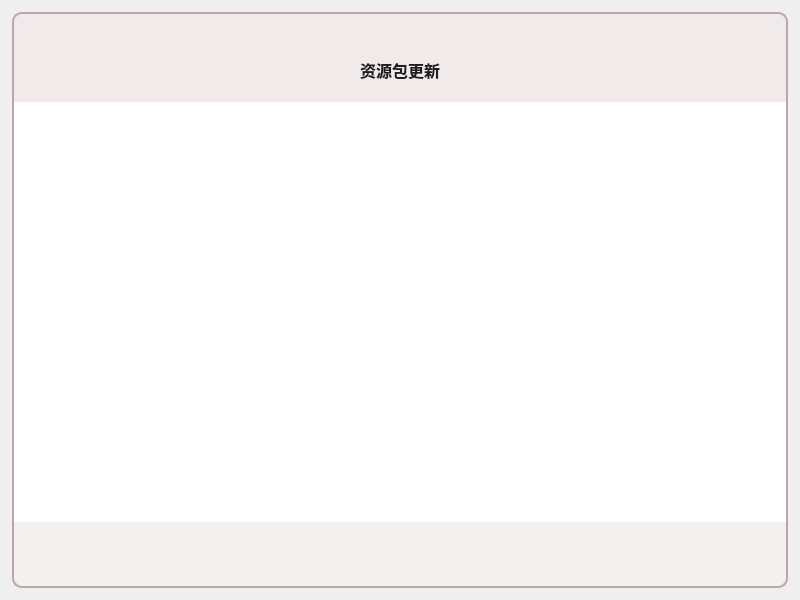
This is src/DyberPetUpdater/updater.ui in Marcus-P-114514/DyberPetUtil as Qt 5 draws it before an edit. The edited form follows.
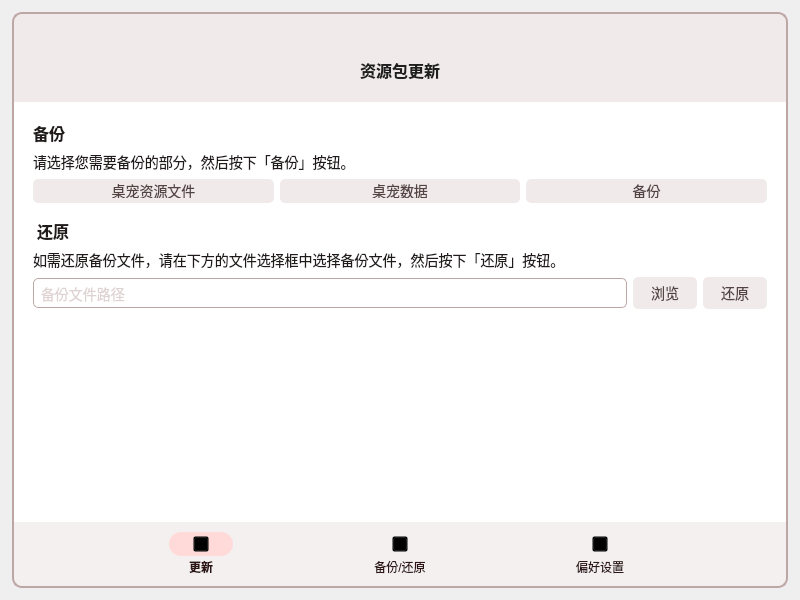
This is the edited form. The open tabs and pages were chosen to show the change. Icons and pictures are not drawn.

Commit message: 完成：更新器UI

Patch:
```diff
--- a/src/DyberPetUpdater/updater.ui
+++ b/src/DyberPetUpdater/updater.ui
@@ -33,6 +33,7 @@
        <string notr="true">#shadeContainer{
 	border: 2px solid rgb(189,167,165);
 	border-radius: 10px;
+	background: rgb(241,234,235);
 }</string>
       </property>
       <property name="frameShape">
@@ -360,6 +361,608 @@
          <property name="frameShadow">
           <enum>QFrame::Raised</enum>
          </property>
+         <layout class="QGridLayout" name="gridLayout_2">
+          <item row="0" column="0">
+           <widget class="QStackedWidget" name="appFrame">
+            <property name="minimumSize">
+             <size>
+              <width>0</width>
+              <height>0</height>
+             </size>
+            </property>
+            <property name="styleSheet">
+             <string notr="true">#appFrame{
+	background: #fff;
+	border: 1px solid #fff;
+}</string>
+            </property>
+            <property name="currentIndex">
+             <number>0</number>
+            </property>
+            <widget class="QWidget" name="updaterPage">
+             <layout class="QVBoxLayout" name="verticalLayout_5">
+              <item>
+               <layout class="QHBoxLayout" name="horizontalLayout_7">
+                <item>
+                 <widget class="QLabel" name="resPackLocationDesc">
+                  <property name="styleSheet">
+                   <string notr="true">#resPackLocationDesc{
+	background: transparent;
+	border: 0px solid #fff;
+	color: #211a1a;
+	font-size: 14px;
+}</string>
+                  </property>
+                  <property name="text">
+                   <string>更新包位置：</string>
+                  </property>
+                 </widget>
+                </item>
+                <item>
+                 <widget class="QLineEdit" name="resourcePackEdit">
+                  <property name="styleSheet">
+                   <string notr="true">QLineEdit{
+	font-size: 14px;
+	border: 1px solid rgb(189,167,165);
+	color: rgb(189,167,165);
+	border-radius: 5px;
+	padding: 5px;
+}</string>
+                  </property>
+                 </widget>
+                </item>
+                <item>
+                 <widget class="QPushButton" name="browseResPack">
+                  <property name="sizePolicy">
+                   <sizepolicy hsizetype="Minimum" vsizetype="Preferred">
+                    <horstretch>0</horstretch>
+                    <verstretch>0</verstretch>
+                   </sizepolicy>
+                  </property>
+                  <property name="minimumSize">
+                   <size>
+                    <width>64</width>
+                    <height>0</height>
+                   </size>
+                  </property>
+                  <property name="maximumSize">
+                   <size>
+                    <width>64</width>
+                    <height>16777215</height>
+                   </size>
+                  </property>
+                  <property name="styleSheet">
+                   <string notr="true">QPushButton{
+	background: rgb(241,234,235);
+	border: 0px solid rgb(241,234,235);
+	border-radius: 5px;
+	color: #534343;
+	font-size: 14px;
+	padding: 5px;
+}
+
+QPushButton:Hover{
+	font-weight: bold;
+	background: rgb(231,226,226);
+	color: #211a1a;
+}
+
+QPushButton:Pressed{
+	font-weight: bold;
+	background: #ffdad9;
+	color: #2d1516;
+}</string>
+                  </property>
+                  <property name="text">
+                   <string>浏览</string>
+                  </property>
+                 </widget>
+                </item>
+               </layout>
+              </item>
+              <item>
+               <spacer name="updaterSpacerV">
+                <property name="orientation">
+                 <enum>Qt::Vertical</enum>
+                </property>
+                <property name="sizeHint" stdset="0">
+                 <size>
+                  <width>20</width>
+                  <height>292</height>
+                 </size>
+                </property>
+               </spacer>
+              </item>
+              <item>
+               <widget class="QPushButton" name="executeUpdate">
+                <property name="minimumSize">
+                 <size>
+                  <width>0</width>
+                  <height>0</height>
+                 </size>
+                </property>
+                <property name="maximumSize">
+                 <size>
+                  <width>16777215</width>
+                  <height>16777215</height>
+                 </size>
+                </property>
+                <property name="styleSheet">
+                 <string notr="true">QPushButton{
+	background: rgb(241,234,235);
+	border: 0px solid rgb(241,234,235);
+	border-radius: 5px;
+	color: #534343;
+	font-size: 14px;
+	padding: 5px;
+}
+
+QPushButton:Hover{
+	font-weight: bold;
+	background: rgb(231,226,226);
+	color: #211a1a;
+}
+
+QPushButton:Pressed{
+	font-weight: bold;
+	background: #ffdad9;
+	color: #2d1516;
+}</string>
+                </property>
+                <property name="text">
+                 <string>更新</string>
+                </property>
+               </widget>
+              </item>
+             </layout>
+            </widget>
+            <widget class="QWidget" name="backupPage">
+             <layout class="QVBoxLayout" name="verticalLayout_6">
+              <item>
+               <widget class="QLabel" name="backupTitle">
+                <property name="styleSheet">
+                 <string notr="true">#backupTitle{
+	font-size: 16px;
+	font-weight: bold;
+	color: #211a1a;
+}</string>
+                </property>
+                <property name="text">
+                 <string>备份</string>
+                </property>
+               </widget>
+              </item>
+              <item>
+               <widget class="QLabel" name="backupGuide">
+                <property name="styleSheet">
+                 <string notr="true">#backupGuide{
+	font-size: 14px;
+	color: #211a1a
+}</string>
+                </property>
+                <property name="text">
+                 <string>请选择您需要备份的部分，然后按下「备份」按钮。</string>
+                </property>
+               </widget>
+              </item>
+              <item>
+               <layout class="QHBoxLayout" name="horizontalLayout_8">
+                <item>
+                 <widget class="QPushButton" name="backupRes">
+                  <property name="minimumSize">
+                   <size>
+                    <width>0</width>
+                    <height>24</height>
+                   </size>
+                  </property>
+                  <property name="maximumSize">
+                   <size>
+                    <width>16777215</width>
+                    <height>24</height>
+                   </size>
+                  </property>
+                  <property name="styleSheet">
+                   <string notr="true">QPushButton{
+	background: rgb(241,234,235);
+	border: 0px solid rgb(241,234,235);
+	border-radius: 5px;
+	color: #534343;
+	font-size: 14px;
+	padding: 5px;
+}
+
+QPushButton:Hover{
+	font-weight: bold;
+	background: rgb(231,226,226);
+	color: #211a1a;
+}
+
+QPushButton:Pressed{
+	font-weight: bold;
+	background: #ffdad9;
+	color: #2d1516;
+}
+
+QPushButton:Checked{
+	font-weight: bold;
+	background: #ffdad9;
+	color: #2d1516;
+}</string>
+                  </property>
+                  <property name="text">
+                   <string>桌宠资源文件</string>
+                  </property>
+                  <property name="checkable">
+                   <bool>true</bool>
+                  </property>
+                 </widget>
+                </item>
+                <item>
+                 <widget class="QPushButton" name="backupData">
+                  <property name="minimumSize">
+                   <size>
+                    <width>0</width>
+                    <height>24</height>
+                   </size>
+                  </property>
+                  <property name="maximumSize">
+                   <size>
+                    <width>16777215</width>
+                    <height>24</height>
+                   </size>
+                  </property>
+                  <property name="styleSheet">
+                   <string notr="true">QPushButton{
+	background: rgb(241,234,235);
+	border: 0px solid rgb(241,234,235);
+	border-radius: 5px;
+	color: #534343;
+	font-size: 14px;
+	padding: 5px;
+}
+
+QPushButton:Hover{
+	font-weight: bold;
+	background: rgb(231,226,226);
+	color: #211a1a;
+}
+
+QPushButton:Pressed{
+	font-weight: bold;
+	background: #ffdad9;
+	color: #2d1516;
+}
+
+QPushButton:Checked{
+	font-weight: bold;
+	background: #ffdad9;
+	color: #2d1516;
+}</string>
+                  </property>
+                  <property name="text">
+                   <string>桌宠数据</string>
+                  </property>
+                  <property name="checkable">
+                   <bool>true</bool>
+                  </property>
+                 </widget>
+                </item>
+                <item>
+                 <widget class="QPushButton" name="backupStart">
+                  <property name="minimumSize">
+                   <size>
+                    <width>0</width>
+                    <height>24</height>
+                   </size>
+                  </property>
+                  <property name="maximumSize">
+                   <size>
+                    <width>16777215</width>
+                    <height>24</height>
+                   </size>
+                  </property>
+                  <property name="styleSheet">
+                   <string notr="true">QPushButton{
+	background: rgb(241,234,235);
+	border: 0px solid rgb(241,234,235);
+	border-radius: 5px;
+	color: #534343;
+	font-size: 14px;
+	padding: 5px;
+}
+
+QPushButton:Hover{
+	font-weight: bold;
+	background: rgb(231,226,226);
+	color: #211a1a;
+}
+
+QPushButton:Pressed{
+	font-weight: bold;
+	background: #ffdad9;
+	color: #2d1516;
+}
+
+QPushButton:Checked{
+	font-weight: bold;
+	background: #ffdad9;
+	color: #2d1516;
+}</string>
+                  </property>
+                  <property name="text">
+                   <string>备份</string>
+                  </property>
+                 </widget>
+                </item>
+               </layout>
+              </item>
+              <item>
+               <widget class="QLabel" name="restoreTitle">
+                <property name="styleSheet">
+                 <string notr="true">#restoreTitle{
+	font-size: 16px;
+	font-weight: bold;
+	color: #211a1a;
+	padding-top: 10px;
+}</string>
+                </property>
+                <property name="text">
+                 <string>还原</string>
+                </property>
+               </widget>
+              </item>
+              <item>
+               <widget class="QLabel" name="restoreGuide">
+                <property name="styleSheet">
+                 <string notr="true">#restoreGuide{
+	font-size: 14px;
+	color: #211a1a
+}</string>
+                </property>
+                <property name="text">
+                 <string>如需还原备份文件，请在下方的文件选择框中选择备份文件，然后按下「还原」按钮。</string>
+                </property>
+               </widget>
+              </item>
+              <item>
+               <layout class="QHBoxLayout" name="horizontalLayout_9">
+                <item>
+                 <widget class="QLineEdit" name="backupLocationEdit">
+                  <property name="styleSheet">
+                   <string notr="true">QLineEdit{
+	font-size: 14px;
+	border: 1px solid rgb(189,167,165);
+	color: rgb(189,167,165);
+	border-radius: 5px;
+	padding: 5px;
+}</string>
+                  </property>
+                  <property name="placeholderText">
+                   <string>备份文件路径</string>
+                  </property>
+                 </widget>
+                </item>
+                <item>
+                 <widget class="QPushButton" name="browseBackup">
+                  <property name="sizePolicy">
+                   <sizepolicy hsizetype="Minimum" vsizetype="Preferred">
+                    <horstretch>0</horstretch>
+                    <verstretch>0</verstretch>
+                   </sizepolicy>
+                  </property>
+                  <property name="minimumSize">
+                   <size>
+                    <width>64</width>
+                    <height>0</height>
+                   </size>
+                  </property>
+                  <property name="maximumSize">
+                   <size>
+                    <width>64</width>
+                    <height>16777215</height>
+                   </size>
+                  </property>
+                  <property name="styleSheet">
+                   <string notr="true">QPushButton{
+	background: rgb(241,234,235);
+	border: 0px solid rgb(241,234,235);
+	border-radius: 5px;
+	color: #534343;
+	font-size: 14px;
+	padding: 5px;
+}
+
+QPushButton:Hover{
+	font-weight: bold;
+	background: rgb(231,226,226);
+	color: #211a1a;
+}
+
+QPushButton:Pressed{
+	font-weight: bold;
+	background: #ffdad9;
+	color: #2d1516;
+}
+
+QPushButton:Checked{
+	font-weight: bold;
+	background: #ffdad9;
+	color: #2d1516;
+}</string>
+                  </property>
+                  <property name="text">
+                   <string>浏览</string>
+                  </property>
+                 </widget>
+                </item>
+                <item>
+                 <widget class="QPushButton" name="executeRestore">
+                  <property name="sizePolicy">
+                   <sizepolicy hsizetype="Minimum" vsizetype="Preferred">
+                    <horstretch>0</horstretch>
+                    <verstretch>0</verstretch>
+                   </sizepolicy>
+                  </property>
+                  <property name="minimumSize">
+                   <size>
+                    <width>64</width>
+                    <height>0</height>
+                   </size>
+                  </property>
+                  <property name="maximumSize">
+                   <size>
+                    <width>64</width>
+                    <height>16777215</height>
+                   </size>
+                  </property>
+                  <property name="styleSheet">
+                   <string notr="true">QPushButton{
+	background: rgb(241,234,235);
+	border: 0px solid rgb(241,234,235);
+	border-radius: 5px;
+	color: #534343;
+	font-size: 14px;
+	padding: 5px;
+}
+
+QPushButton:Hover{
+	font-weight: bold;
+	background: rgb(231,226,226);
+	color: #211a1a;
+}
+
+QPushButton:Pressed{
+	font-weight: bold;
+	background: #ffdad9;
+	color: #2d1516;
+}
+
+QPushButton:Checked{
+	font-weight: bold;
+	background: #ffdad9;
+	color: #2d1516;
+}</string>
+                  </property>
+                  <property name="text">
+                   <string>还原</string>
+                  </property>
+                 </widget>
+                </item>
+               </layout>
+              </item>
+              <item>
+               <spacer name="backupSpacerV">
+                <property name="orientation">
+                 <enum>Qt::Vertical</enum>
+                </property>
+                <property name="sizeHint" stdset="0">
+                 <size>
+                  <width>20</width>
+                  <height>196</height>
+                 </size>
+                </property>
+               </spacer>
+              </item>
+             </layout>
+            </widget>
+            <widget class="QWidget" name="settingsPage">
+             <widget class="QWidget" name="layoutWidget">
+              <property name="geometry">
+               <rect>
+                <x>10</x>
+                <y>30</y>
+                <width>731</width>
+                <height>30</height>
+               </rect>
+              </property>
+              <layout class="QHBoxLayout" name="horizontalLayout_10">
+               <item>
+                <widget class="QLabel" name="dyberPetLocationDesc">
+                 <property name="styleSheet">
+                  <string notr="true">#dyberPetLocationDesc{
+	background: transparent;
+	border: 0px solid #fff;
+	color: #211a1a;
+	font-size: 14px;
+}</string>
+                 </property>
+                 <property name="text">
+                  <string>桌宠路径：</string>
+                 </property>
+                </widget>
+               </item>
+               <item>
+                <widget class="QLineEdit" name="appPathEdit">
+                 <property name="styleSheet">
+                  <string notr="true">QLineEdit{
+	font-size: 14px;
+	border: 1px solid rgb(189,167,165);
+	color: rgb(189,167,165);
+	border-radius: 5px;
+	padding: 5px;
+}</string>
+                 </property>
+                </widget>
+               </item>
+               <item>
+                <widget class="QPushButton" name="browseAppPath">
+                 <property name="sizePolicy">
+                  <sizepolicy hsizetype="Fixed" vsizetype="Preferred">
+                   <horstretch>0</horstretch>
+                   <verstretch>0</verstretch>
+                  </sizepolicy>
+                 </property>
+                 <property name="minimumSize">
+                  <size>
+                   <width>64</width>
+                   <height>0</height>
+                  </size>
+                 </property>
+                 <property name="maximumSize">
+                  <size>
+                   <width>64</width>
+                   <height>16777215</height>
+                  </size>
+                 </property>
+                 <property name="styleSheet">
+                  <string notr="true">QPushButton{
+	background: rgb(241,234,235);
+	border: 0px solid rgb(241,234,235);
+	border-radius: 5px;
+	color: #534343;
+	font-size: 14px;
+	padding: 5px;
+}
+
+QPushButton:Hover{
+	font-weight: bold;
+	background: rgb(231,226,226);
+	color: #211a1a;
+}
+
+QPushButton:Pressed{
+	font-weight: bold;
+	background: #ffdad9;
+	color: #2d1516;
+}
+
+QPushButton:Checked{
+	font-weight: bold;
+	background: #ffdad9;
+	color: #2d1516;
+}</string>
+                 </property>
+                 <property name="text">
+                  <string>浏览</string>
+                 </property>
+                </widget>
+               </item>
+              </layout>
+             </widget>
+            </widget>
+           </widget>
+          </item>
+         </layout>
         </widget>
        </item>
        <item>
@@ -392,6 +995,442 @@
          <property name="frameShadow">
           <enum>QFrame::Raised</enum>
          </property>
+         <layout class="QHBoxLayout" name="horizontalLayout_6">
+          <property name="spacing">
+           <number>6</number>
+          </property>
+          <property name="leftMargin">
+           <number>24</number>
+          </property>
+          <property name="topMargin">
+           <number>9</number>
+          </property>
+          <property name="rightMargin">
+           <number>24</number>
+          </property>
+          <property name="bottomMargin">
+           <number>9</number>
+          </property>
+          <item>
+           <spacer name="navBarSpacer1">
+            <property name="orientation">
+             <enum>Qt::Horizontal</enum>
+            </property>
+            <property name="sizeHint" stdset="0">
+             <size>
+              <width>119</width>
+              <height>20</height>
+             </size>
+            </property>
+           </spacer>
+          </item>
+          <item>
+           <layout class="QVBoxLayout" name="verticalLayout_2">
+            <item>
+             <widget class="QFrame" name="updaterNavbarContainer">
+              <property name="minimumSize">
+               <size>
+                <width>64</width>
+                <height>24</height>
+               </size>
+              </property>
+              <property name="maximumSize">
+               <size>
+                <width>64</width>
+                <height>24</height>
+               </size>
+              </property>
+              <property name="styleSheet">
+               <string notr="true">#updaterNavbarContainer{
+	background: #ffdad9;
+	border: 0px solid #ffdad9;
+	border-radius: 12px;
+}</string>
+              </property>
+              <property name="frameShape">
+               <enum>QFrame::StyledPanel</enum>
+              </property>
+              <property name="frameShadow">
+               <enum>QFrame::Raised</enum>
+              </property>
+              <layout class="QHBoxLayout" name="horizontalLayout_3">
+               <property name="spacing">
+                <number>0</number>
+               </property>
+               <property name="leftMargin">
+                <number>0</number>
+               </property>
+               <property name="topMargin">
+                <number>0</number>
+               </property>
+               <property name="rightMargin">
+                <number>0</number>
+               </property>
+               <property name="bottomMargin">
+                <number>0</number>
+               </property>
+               <item>
+                <spacer name="updaterNavbarSpacerL">
+                 <property name="orientation">
+                  <enum>Qt::Horizontal</enum>
+                 </property>
+                 <property name="sizeType">
+                  <enum>QSizePolicy::Fixed</enum>
+                 </property>
+                 <property name="sizeHint" stdset="0">
+                  <size>
+                   <width>21</width>
+                   <height>20</height>
+                  </size>
+                 </property>
+                </spacer>
+               </item>
+               <item>
+                <widget class="QPushButton" name="updaterNavbarIcon">
+                 <property name="minimumSize">
+                  <size>
+                   <width>16</width>
+                   <height>16</height>
+                  </size>
+                 </property>
+                 <property name="maximumSize">
+                  <size>
+                   <width>16</width>
+                   <height>16</height>
+                  </size>
+                 </property>
+                 <property name="styleSheet">
+                  <string notr="true">#updaterNavbarIcon{
+	background: transparent;
+	border-image: url(:/icons/resources/icon/updater_selected.svg);
+}</string>
+                 </property>
+                 <property name="text">
+                  <string/>
+                 </property>
+                </widget>
+               </item>
+               <item>
+                <spacer name="updaterNavbarSpacerR">
+                 <property name="orientation">
+                  <enum>Qt::Horizontal</enum>
+                 </property>
+                 <property name="sizeType">
+                  <enum>QSizePolicy::Fixed</enum>
+                 </property>
+                 <property name="sizeHint" stdset="0">
+                  <size>
+                   <width>21</width>
+                   <height>20</height>
+                  </size>
+                 </property>
+                </spacer>
+               </item>
+              </layout>
+             </widget>
+            </item>
+            <item>
+             <widget class="QPushButton" name="updaterNavbarText">
+              <property name="styleSheet">
+               <string notr="true">#updaterNavbarText{
+	background: transparent;
+	border: 0px solid #fff;
+	color: #2d1516;
+	font-size: 12px;
+	font-weight: bold;
+}</string>
+              </property>
+              <property name="text">
+               <string>更新</string>
+              </property>
+             </widget>
+            </item>
+           </layout>
+          </item>
+          <item>
+           <spacer name="navBarSpacer2">
+            <property name="orientation">
+             <enum>Qt::Horizontal</enum>
+            </property>
+            <property name="sizeHint" stdset="0">
+             <size>
+              <width>119</width>
+              <height>20</height>
+             </size>
+            </property>
+           </spacer>
+          </item>
+          <item>
+           <layout class="QVBoxLayout" name="verticalLayout_3">
+            <item>
+             <widget class="QFrame" name="backupNavbarContainer">
+              <property name="minimumSize">
+               <size>
+                <width>64</width>
+                <height>24</height>
+               </size>
+              </property>
+              <property name="maximumSize">
+               <size>
+                <width>64</width>
+                <height>24</height>
+               </size>
+              </property>
+              <property name="styleSheet">
+               <string notr="true">#backupNavbarContainer{
+	background: transparent;
+	border: 0px solid #ffdad9;
+	border-radius: 12px;
+}</string>
+              </property>
+              <property name="frameShape">
+               <enum>QFrame::StyledPanel</enum>
+              </property>
+              <property name="frameShadow">
+               <enum>QFrame::Raised</enum>
+              </property>
+              <layout class="QHBoxLayout" name="horizontalLayout_4">
+               <property name="spacing">
+                <number>0</number>
+               </property>
+               <property name="leftMargin">
+                <number>0</number>
+               </property>
+               <property name="topMargin">
+                <number>0</number>
+               </property>
+               <property name="rightMargin">
+                <number>0</number>
+               </property>
+               <property name="bottomMargin">
+                <number>0</number>
+               </property>
+               <item>
+                <spacer name="backupNavbarSpacerL">
+                 <property name="orientation">
+                  <enum>Qt::Horizontal</enum>
+                 </property>
+                 <property name="sizeType">
+                  <enum>QSizePolicy::Fixed</enum>
+                 </property>
+                 <property name="sizeHint" stdset="0">
+                  <size>
+                   <width>21</width>
+                   <height>20</height>
+                  </size>
+                 </property>
+                </spacer>
+               </item>
+               <item>
+                <widget class="QPushButton" name="backupNavbarIcon">
+                 <property name="minimumSize">
+                  <size>
+                   <width>16</width>
+                   <height>16</height>
+                  </size>
+                 </property>
+                 <property name="maximumSize">
+                  <size>
+                   <width>16</width>
+                   <height>16</height>
+                  </size>
+                 </property>
+                 <property name="styleSheet">
+                  <string notr="true">#backupNavbarIcon{
+	background: transparent;
+	border-image: url(:/icons/resources/icon/backup.svg);
+}</string>
+                 </property>
+                 <property name="text">
+                  <string/>
+                 </property>
+                </widget>
+               </item>
+               <item>
+                <spacer name="backupNavbarSpacerR">
+                 <property name="orientation">
+                  <enum>Qt::Horizontal</enum>
+                 </property>
+                 <property name="sizeType">
+                  <enum>QSizePolicy::Fixed</enum>
+                 </property>
+                 <property name="sizeHint" stdset="0">
+                  <size>
+                   <width>21</width>
+                   <height>20</height>
+                  </size>
+                 </property>
+                </spacer>
+               </item>
+              </layout>
+             </widget>
+            </item>
+            <item>
+             <widget class="QPushButton" name="backupNavbarText">
+              <property name="styleSheet">
+               <string notr="true">#backupNavbarText{
+	background: transparent;
+	border: 0px solid #fff;
+	color: #2d1516;
+	font-size: 12px;
+}</string>
+              </property>
+              <property name="text">
+               <string>备份/还原</string>
+              </property>
+             </widget>
+            </item>
+           </layout>
+          </item>
+          <item>
+           <spacer name="navBarSpacer3">
+            <property name="orientation">
+             <enum>Qt::Horizontal</enum>
+            </property>
+            <property name="sizeHint" stdset="0">
+             <size>
+              <width>119</width>
+              <height>20</height>
+             </size>
+            </property>
+           </spacer>
+          </item>
+          <item>
+           <layout class="QVBoxLayout" name="verticalLayout_4">
+            <item>
+             <widget class="QFrame" name="settingsNavbarContainer">
+              <property name="minimumSize">
+               <size>
+                <width>64</width>
+                <height>24</height>
+               </size>
+              </property>
+              <property name="maximumSize">
+               <size>
+                <width>64</width>
+                <height>24</height>
+               </size>
+              </property>
+              <property name="styleSheet">
+               <string notr="true">#settingsNavbarContainer{
+	background: transparent;
+	border: 0px solid #ffdad9;
+	border-radius: 12px;
+}</string>
+              </property>
+              <property name="frameShape">
+               <enum>QFrame::StyledPanel</enum>
+              </property>
+              <property name="frameShadow">
+               <enum>QFrame::Raised</enum>
+              </property>
+              <layout class="QHBoxLayout" name="horizontalLayout_5">
+               <property name="spacing">
+                <number>0</number>
+               </property>
+               <property name="leftMargin">
+                <number>0</number>
+               </property>
+               <property name="topMargin">
+                <number>0</number>
+               </property>
+               <property name="rightMargin">
+                <number>0</number>
+               </property>
+               <property name="bottomMargin">
+                <number>0</number>
+               </property>
+               <item>
+                <spacer name="settingsNavbarSpacerL">
+                 <property name="orientation">
+                  <enum>Qt::Horizontal</enum>
+                 </property>
+                 <property name="sizeType">
+                  <enum>QSizePolicy::Fixed</enum>
+                 </property>
+                 <property name="sizeHint" stdset="0">
+                  <size>
+                   <width>21</width>
+                   <height>20</height>
+                  </size>
+                 </property>
+                </spacer>
+               </item>
+               <item>
+                <widget class="QPushButton" name="settingsNavbarIcon">
+                 <property name="minimumSize">
+                  <size>
+                   <width>16</width>
+                   <height>16</height>
+                  </size>
+                 </property>
+                 <property name="maximumSize">
+                  <size>
+                   <width>16</width>
+                   <height>16</height>
+                  </size>
+                 </property>
+                 <property name="styleSheet">
+                  <string notr="true">#settingsNavbarIcon{
+	background: transparent;
+	border-image: url(:/icons/resources/icon/settings.svg);
+}</string>
+                 </property>
+                 <property name="text">
+                  <string/>
+                 </property>
+                </widget>
+               </item>
+               <item>
+                <spacer name="settingsNavbarSpacerR">
+                 <property name="orientation">
+                  <enum>Qt::Horizontal</enum>
+                 </property>
+                 <property name="sizeType">
+                  <enum>QSizePolicy::Fixed</enum>
+                 </property>
+                 <property name="sizeHint" stdset="0">
+                  <size>
+                   <width>21</width>
+                   <height>20</height>
+                  </size>
+                 </property>
+                </spacer>
+               </item>
+              </layout>
+             </widget>
+            </item>
+            <item>
+             <widget class="QPushButton" name="settingsNavbarText">
+              <property name="styleSheet">
+               <string notr="true">#settingsNavbarText{
+	background: transparent;
+	border: 0px solid #fff;
+	color: #2d1516;
+	font-size: 12px;
+}</string>
+              </property>
+              <property name="text">
+               <string>偏好设置</string>
+              </property>
+             </widget>
+            </item>
+           </layout>
+          </item>
+          <item>
+           <spacer name="navBarSpacer4">
+            <property name="orientation">
+             <enum>Qt::Horizontal</enum>
+            </property>
+            <property name="sizeHint" stdset="0">
+             <size>
+              <width>119</width>
+              <height>20</height>
+             </size>
+            </property>
+           </spacer>
+          </item>
+         </layout>
         </widget>
        </item>
       </layout>
```
Left out of the diff: 10 changed lines with no effect on the pictures. The commit also changes 23 other files.
